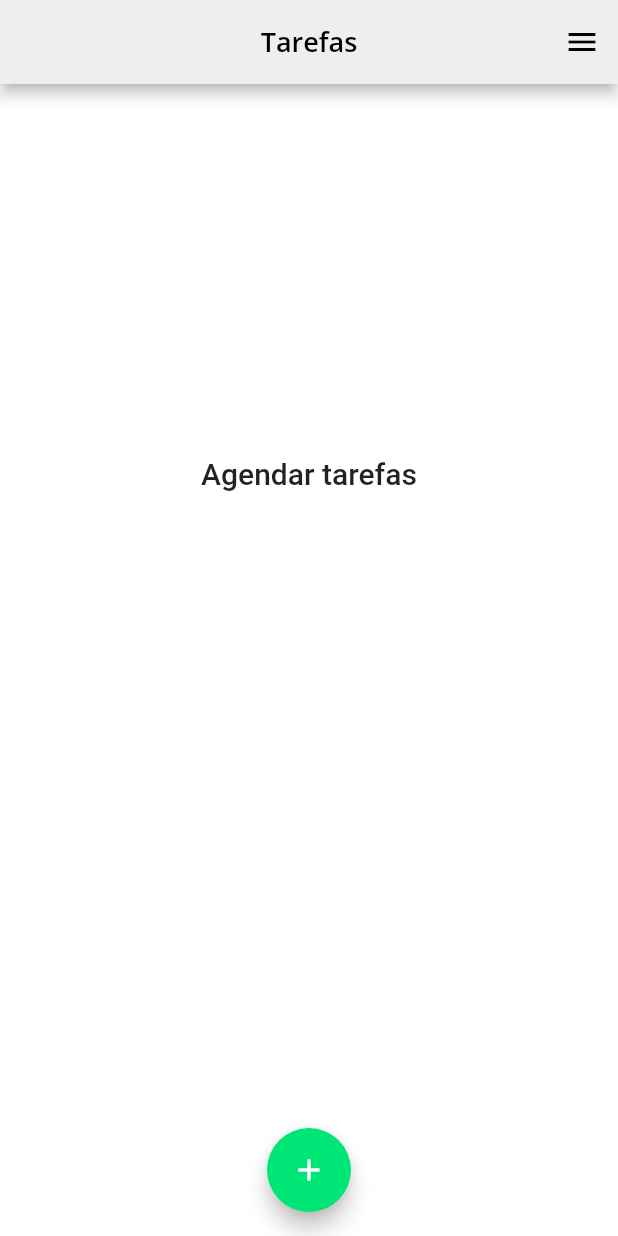
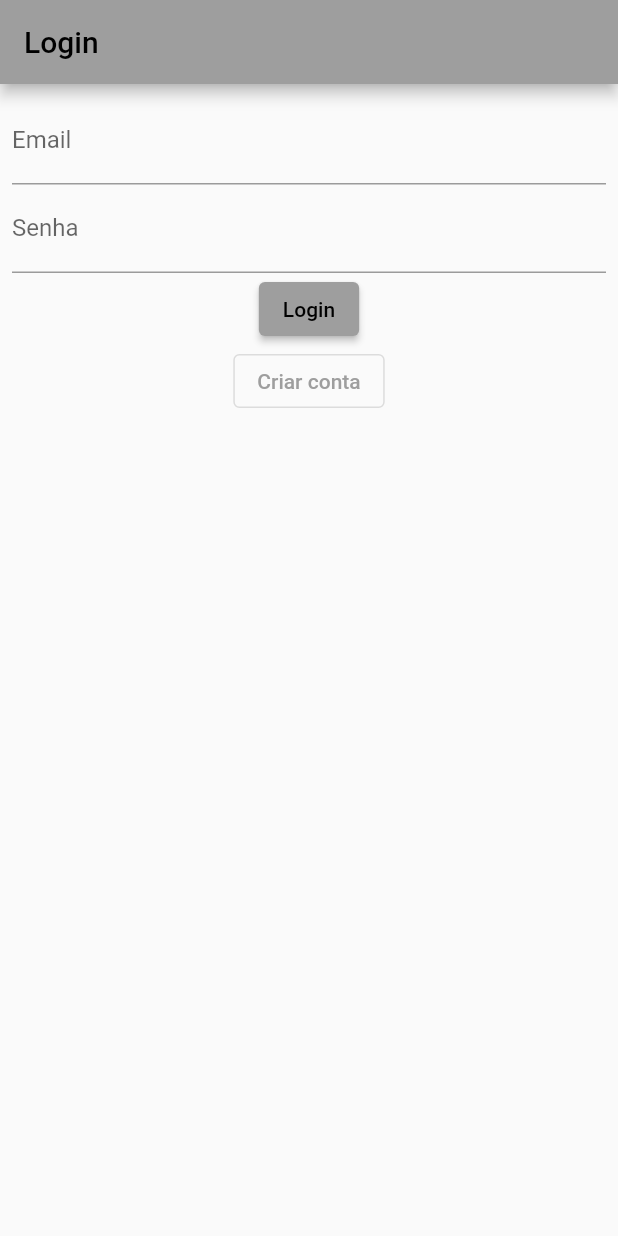
Before and after one commit to heloeng/Diario_De_Tarefas, a Flutter app: the screen it shows after launch, on a phone screen of 412 x 824 dp. Run offline on Flutter 3.47's test engine with Material 2 defaults, Android fonts, the phone set to English and light mode, and no system bars; our stand-ins replace cloud_firestore, firebase_auth, firebase_core, font_awesome_flutter, google_fonts; accounts and stored records are empty.

Commit message:
login page

```diff
--- /dev/null
+++ b/lib/controllers/user_controller.dart
@@ -0,0 +1,59 @@
+import 'package:cloud_firestore/cloud_firestore.dart';
+import 'package:firebase_auth/firebase_auth.dart';
+import 'package:flutter/material.dart';
+import 'package:teste/src/data/model/user_model.dart';
+
+enum AuthState { signed, unsigned, loading }
+
+class UserController extends ChangeNotifier {
+  AuthState authState = AuthState.loading;
+  late UserModel model;
+
+  final _auth = FirebaseAuth.instance;
+  final _db = FirebaseFirestore.instance;
+
+  User? get user => _auth.currentUser;
+
+  UserController() {
+    _auth.authStateChanges().listen((user) async {
+      if (user != null) {
+        authState = AuthState.signed;
+
+        final data = await _db.collection('usuarios').doc(user.uid).get();
+        model = UserModel.fromMap(data.data()!);
+      } else {
+        authState = AuthState.unsigned;
+      }
+
+      notifyListeners();
+    });
+  }
+
+  Future<void> login(String email, String senha) async {
+    await _auth.signInWithEmailAndPassword(
+      email: email,
+      password: senha,
+    );
+  }
+
+  Future<void> logout() async {
+    await _auth.signOut();
+  }
+
+  Future<void> signup(
+    String email,
+    String senha,
+    UserModel payload,
+  ) async {
+    final credentials = await _auth.createUserWithEmailAndPassword(
+      email: email,
+      password: senha,
+    );
+    final uid = credentials.user?.uid;
+    final data = payload.toMap();
+    data['key'] = uid;
+
+    final doc = _db.collection('usuarios').doc(uid);
+    await doc.set(data);
+  }
+}
--- a/lib/main.dart
+++ b/lib/main.dart
@@ -1,17 +1,18 @@
-import 'package:cloud_firestore/cloud_firestore.dart';
 import 'package:firebase_core/firebase_core.dart';
 import 'package:flutter/material.dart';
-// import 'src/ui/pages/pages.dart';
+import 'package:provider/provider.dart';
+import 'package:teste/controllers/user_controller.dart';
+import 'package:teste/src/ui/pages/login_page.dart';
+import 'package:teste/src/ui/pages/splash_page.dart';
+
 import 'src/src.dart';
 
+// main() => runApp(const MyApp());
 
-Future main() async{
-WidgetsFlutterBinding.ensureInitialized();
-// FirebaseFirestore.instance;
-await Firebase.initializeApp();
-
-  runApp(const MyApp());
-
+void main() async {
+  WidgetsFlutterBinding.ensureInitialized();
+  await Firebase.initializeApp();
+  runApp(MyApp());
 }
 
 class MyApp extends StatelessWidget {
@@ -19,10 +20,13 @@ class MyApp extends StatelessWidget {
 
   @override
   Widget build(BuildContext context) {
-    return MaterialApp(
-      debugShowCheckedModeBanner: false,
-      theme: ThemeData(primarySwatch: Colors.grey),
-      home: const MyHomePage(),
+    return ChangeNotifierProvider(
+      create: (context) => UserController(),
+      child: MaterialApp(
+        debugShowCheckedModeBanner: false,
+        theme: ThemeData(primarySwatch: Colors.grey),
+        home: SplashPage(),
+      ),
     );
   }
 }
--- /dev/null
+++ b/lib/src/data/model/user_model.dart
@@ -0,0 +1,23 @@
+class UserModel {
+  final String nome;
+  final String? key;
+
+  UserModel({
+    required this.nome,
+    this.key,
+  });
+
+  static UserModel fromMap(Map<String, dynamic> map) {
+    return UserModel(
+      nome: map['nome'],
+      key: map['key'],
+    );
+  }
+
+  Map<String, dynamic> toMap() {
+    return {
+      'nome': nome,
+      'key': key,
+    };
+  }
+}
--- a/lib/src/ui/components/components.dart
+++ b/lib/src/ui/components/components.dart
@@ -1,4 +1,3 @@
 export 'todo_list_form_component.dart';
 export 'to_do_list_component.dart';
 export 'alert_show_todo.dart';
-export 'add_todolist.dart';
--- a/lib/src/ui/components/to_do_list_component.dart
+++ b/lib/src/ui/components/to_do_list_component.dart
@@ -96,6 +96,11 @@ class _ToDoListComponentState extends State<ToDoListComponent> {
                                 ],
                               ),
                             ),
+                            IconButton(
+                                icon: const Icon(Icons.delete),
+                                onPressed: () {}),
+                            IconButton(
+                                icon: const Icon(Icons.edit), onPressed: () {}),
                           ],
                         ),
                       ),
--- a/lib/src/ui/components/todo_list_form_component.dart
+++ b/lib/src/ui/components/todo_list_form_component.dart
@@ -166,8 +166,10 @@ class _ToDoListFormComponent extends State<ToDoListFormComponent> {
               ],
             ),
           ],
-        ),
+
+
       ),
+      )
     );
   }
 
--- /dev/null
+++ b/lib/src/ui/pages/login_page.dart
@@ -0,0 +1,86 @@
+import 'package:firebase_auth/firebase_auth.dart';
+import 'package:teste/controllers/user_controller.dart';
+
+import 'signup_page.dart';
+import 'package:flutter/material.dart';
+import 'package:provider/provider.dart';
+
+class LoginPage extends StatefulWidget {
+  @override
+  _LoginPageState createState() => _LoginPageState();
+}
+
+class _LoginPageState extends State<LoginPage> {
+  String email = "";
+  String senha = "";
+
+  // Estados
+  String error = "";
+
+  late final userController = Provider.of<UserController>(
+    context,
+    listen: false,
+  );
+
+  @override
+  Widget build(BuildContext context) {
+    return Scaffold(
+      appBar: AppBar(
+        title: Text("Login"),
+      ),
+      body: Form(
+        child: Padding(
+          padding: const EdgeInsets.all(8.0),
+          child: Column(
+            children: [
+              TextFormField(
+                decoration: InputDecoration(labelText: 'Email'),
+                onChanged: (texto) => email = texto,
+              ),
+              TextFormField(
+                decoration: InputDecoration(labelText: 'Senha'),
+                obscureText: true,
+                onChanged: (texto) => senha = texto,
+              ),
+              ElevatedButton(
+                onPressed: () async {
+                  try {
+                    await userController.login(email, senha);
+                  } on FirebaseAuthException catch (e) {
+                    var msg = "";
+
+                    if (e.code == "wrong-password") {
+                      msg = "A senha está incorreta";
+                    } else if (e.code == "invalid-email") {
+                      msg = "Email inválido";
+                    } else {
+                      msg = "Ocorreu um erro";
+                    }
+
+                    ScaffoldMessenger.of(context).showSnackBar(
+                      SnackBar(
+                        content: Text(msg),
+                      ),
+                    );
+                  }
+                },
+                child: Text("Login"),
+              ),
+              OutlinedButton(
+                onPressed: () {
+                  Navigator.push(
+                    context,
+                    MaterialPageRoute(
+                      builder: (context) => SignupPage(),
+                    ),
+                  );
+                },
+                child: Text("Criar conta"),
+              )
+            ],
+          ),
+        ),
+      ),
+    );
+  }
+}
--- /dev/null
+++ b/lib/src/ui/pages/signup_page.dart
@@ -0,0 +1,61 @@
+import 'package:flutter/material.dart';
+import 'package:provider/provider.dart';
+import 'package:teste/controllers/user_controller.dart';
+import 'package:teste/src/data/model/user_model.dart';
+
+
+class SignupPage extends StatefulWidget {
+  @override
+  _SignupPageState createState() => _SignupPageState();
+}
+
+class _SignupPageState extends State<SignupPage> {
+  String nome = "";
+  String email = "";
+  String senha = "";
+
+  late final userController = Provider.of<UserController>(
+    context,
+    listen: false,
+  );
+
+  @override
+  Widget build(BuildContext context) {
+    return Scaffold(
+      appBar: AppBar(
+        title: Text("Criar conta"),
+      ),
+      body: Form(
+        child: Padding(
+          padding: const EdgeInsets.all(8.0),
+          child: Column(
+            children: [
+              TextFormField(
+                decoration: InputDecoration(labelText: 'Nome'),
+                onChanged: (texto) => nome = texto,
+              ),
+              TextFormField(
+                decoration: InputDecoration(labelText: 'Email'),
+                onChanged: (texto) => email = texto,
+              ),
+              TextFormField(
+                decoration: InputDecoration(labelText: 'Senha'),
+                obscureText: true,
+                onChanged: (texto) => senha = texto,
+              ),
+              ElevatedButton(
+                onPressed: () async {
+                  final user = UserModel(nome: nome);
+                  await userController.signup(email, senha, user);
+
+                  Navigator.pop(context);
+                },
+                child: Text("Criar conta"),
+              )
+            ],
+          ),
+        ),
+      ),
+    );
+  }
+}
--- /dev/null
+++ b/lib/src/ui/pages/splash_page.dart
@@ -0,0 +1,31 @@
+import 'package:flutter/material.dart';
+import 'package:provider/provider.dart';
+import 'package:teste/controllers/user_controller.dart';
+import '../widgets/splash_loading_widget.dart';
+import 'login_page.dart';
+import 'home_page.dart';
+
+class SplashPage extends StatefulWidget {
+  @override
+  _SplashPageState createState() => _SplashPageState();
+}
+
+class _SplashPageState extends State<SplashPage> {
+  @override
+  Widget build(BuildContext context) {
+    return Consumer<UserController>(
+      builder: (context, userController, child) {
+        switch (userController.authState) {
+          case AuthState.signed:
+            return MyHomePage();
+
+          case AuthState.unsigned:
+            return LoginPage();
+
+          case AuthState.loading:
+            return SplashLoadingWidget();
+        }
+      },
+    );
+  }
+}
--- a/lib/src/ui/theme/text_style_widget.dart
+++ b/lib/src/ui/theme/text_style_widget.dart
@@ -23,7 +23,7 @@ class TextStyles {
       fontSize: 15, fontWeight: FontWeight.w600, color: AppColors.green);
 
   static const dateFormatAlert =
-       TextStyle(fontSize: 15, fontWeight: FontWeight.bold);
+      TextStyle(fontSize: 15, fontWeight: FontWeight.bold);
 
   static final trTimeAlert = TextStyle(
       fontSize: 15, fontWeight: FontWeight.w600, color: AppColors.grey);
--- a/lib/src/ui/widgets/widgets.dart
+++ b/lib/src/ui/widgets/widgets.dart
@@ -1,4 +1,5 @@
 export 'avatar_list_widget.dart';
 export '../theme/text_style_widget.dart';
-export 'butonn.widget.dart';
-export 'icon.widget.dart';
+export 'butonn_widget.dart';
+export 'icon_widget.dart';
+export 'splash_loading_widget.dart';
```
Also changed, not shown: lib/src/data/model/to_do_list_model copy.dart (added, +19 -0 lines), lib/src/ui/components/add_todolist.dart (deleted, +0 -40 lines), lib/src/ui/widgets/splash_loading_widget.dart (added, +24 -0 lines), pubspec.yaml (+9 -2 lines), lib/src/ui/widgets/butonn_widget.dart (renamed from lib/src/ui/widgets/butonn.widget.dart), lib/src/ui/widgets/icon_widget.dart (renamed from lib/src/ui/widgets/icon.widget.dart), pubspec.lock, 3 other files.
